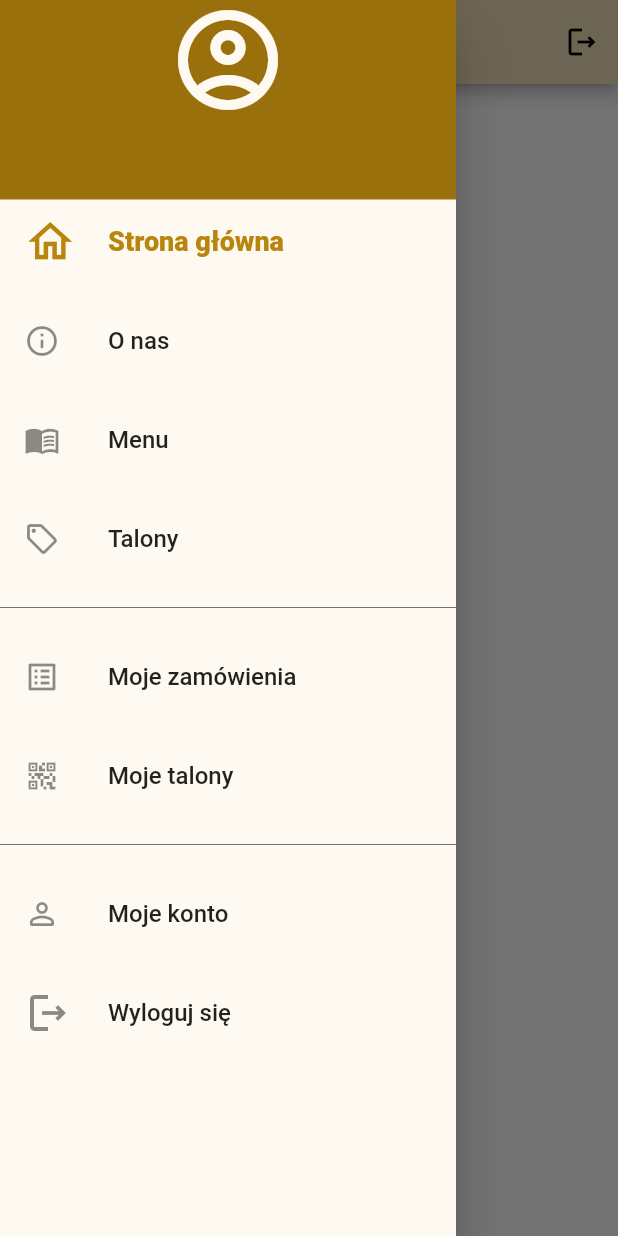
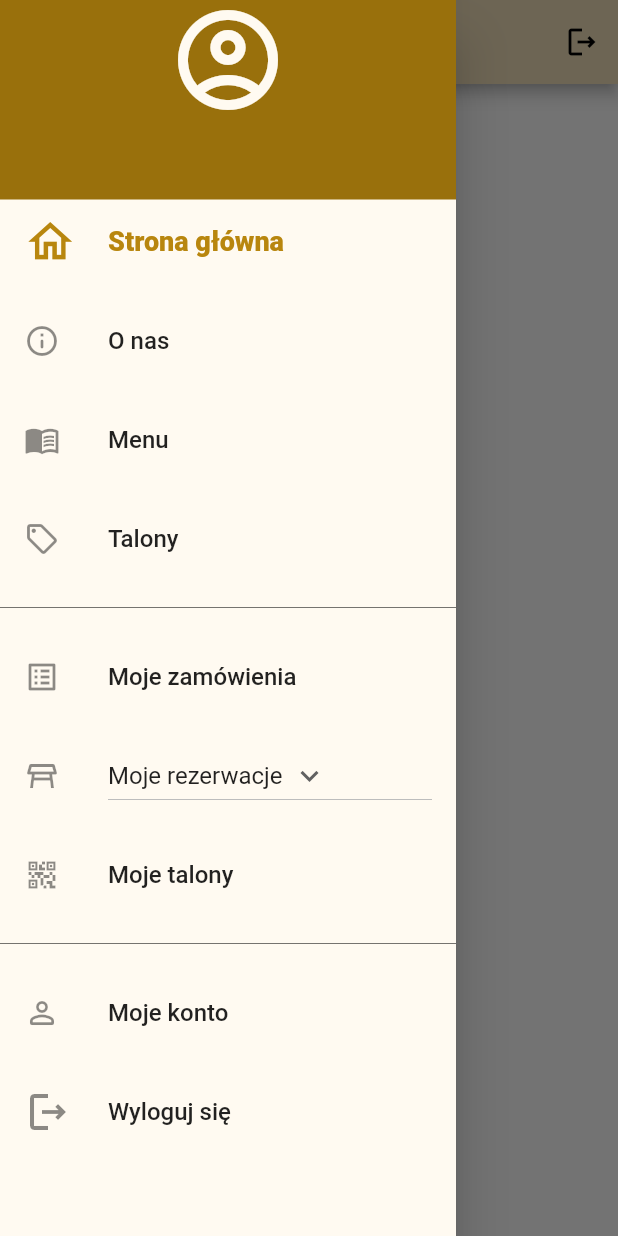
Before and after one commit to FerencMarcin/Cafe-mobile-app, a Flutter app: the HomePageView screen opened by its route, with the side drawer open, on a phone screen of 412 x 824 dp. Run offline on Flutter 3.47's test engine with Material 2 defaults, Android fonts, the phone set to English and light mode, and no system bars; our stand-ins replace dio, flutter_secure_storage, get, jwt_decoder, shared_preferences; accounts and stored records are empty; statements that could not run were skipped.

Commit message:
Add route to reservations

```diff
--- a/lib/main.dart
+++ b/lib/main.dart
@@ -7,6 +7,7 @@ import 'package:cafe_mobile_app/view/products_view.dart';
 import 'package:cafe_mobile_app/view/startViewManager.dart';
 import 'package:cafe_mobile_app/view/userOrders_view.dart';
 import 'package:cafe_mobile_app/view/userProfile_view.dart';
+import 'package:cafe_mobile_app/view/userReservations_view.dart';
 import 'package:cafe_mobile_app/view/vouchers_view.dart';
 import 'package:cafe_mobile_app/view/userVouchers_view.dart';
 import 'package:flutter/material.dart';
@@ -40,6 +41,7 @@ class MyApp extends StatelessWidget {
         '/userProfile':(context) => UserProfileView(),
         '/aboutUs':(context) => AboutUsView(),
         '/userOrders':(context) => UserOrdersView(),
+        '/userReservations':(context) => UserReservationsView(),
         '/newReservation':(context) => NewReservationView()
       },
     );
--- a/lib/view/navigation/navigationDrawer_view.dart
+++ b/lib/view/navigation/navigationDrawer_view.dart
@@ -99,6 +99,22 @@ class NavigationDrawer extends StatelessWidget {
       sideMenuItem('/vouchers', 'Talony', const Icon(Icons.local_offer_outlined), context),
       const Divider(color: Colors.black54),
       sideMenuItem('/userOrders', 'Moje zamówienia', const Icon(Icons.list_alt_outlined), context),
+      ListTile(
+        leading: const Icon(Icons.table_restaurant_outlined),
+        title: DropdownButton(
+          icon: const Icon(Icons.keyboard_arrow_down),
+          elevation: 1,
+          value: 'Moje rezerwacje',
+          items: const [
+            DropdownMenuItem(value: 'Moje rezerwacje', child: Text('Moje rezerwacje')),
+            DropdownMenuItem(value: 'Nowa rezerwacja', child: Text('Nowa rezerwacja'))
+          ],
+          onChanged: (value) {
+            value == 'Moje rezerwacje' ? Navigator.pushNamed(context, '/userReservations')
+                : Navigator.pushNamed(context, '/newReservation');
+          },
+        ),
+      ),
       sideMenuItem('/userVouchers', 'Moje talony', const Icon(Icons.qr_code_2_outlined), context),
       const Divider(color: Colors.black54),
       sideMenuItem('/userProfile', 'Moje konto', const Icon(Icons.person_outline_rounded), context),
```
